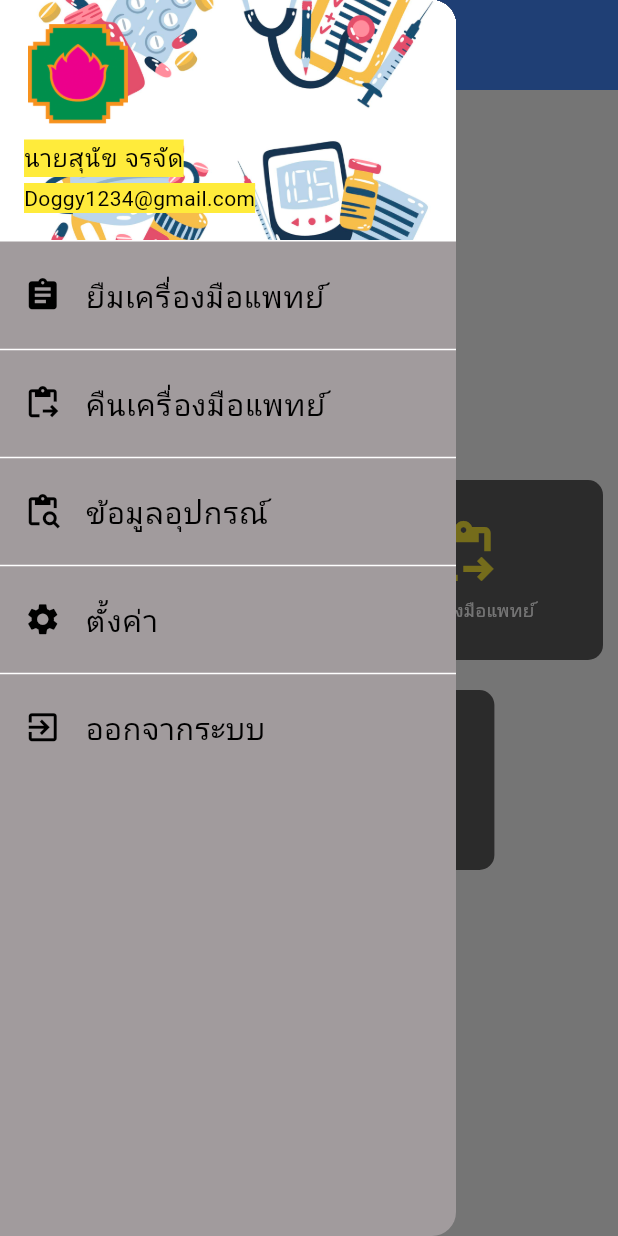
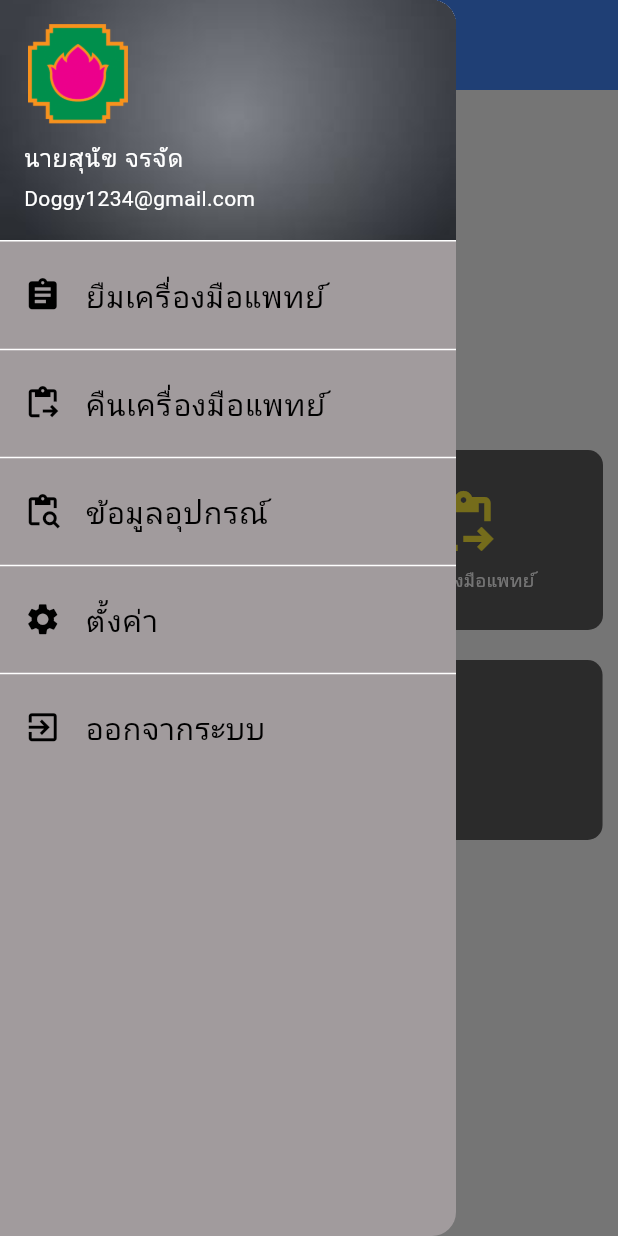
Before and after one commit to thawatchai28063/medicaltoolv2, a Flutter app: the HomePage screen opened by its route, with the side drawer open, on a phone screen of 412 x 824 dp. Run offline on Flutter 3.47's test engine with Material 2 defaults, Android fonts, the light colour scheme and no system bars; our stand-ins replace get, lottie, quickalert; missing offline and left inert: simple_barcode_scanner; network calls fail.

Commit message:
Your commit message

```diff
--- a/lib/main.dart
+++ b/lib/main.dart
@@ -2,7 +2,7 @@ import 'package:flutter/material.dart';
 import 'package:get/get.dart';
 import 'package:medicaltoolv2/screens/detail_page.dart';
 import 'package:medicaltoolv2/screens/product_detail.dart';
-import 'package:medicaltoolv2/screens/testval.dart';
+
 import 'screens/borrowmedicaltool.dart';
 import 'screens/detail_pagev2.dart';
 import 'screens/home.dart';
--- a/lib/screens/detail_pagev2.dart
+++ b/lib/screens/detail_pagev2.dart
@@ -157,7 +157,7 @@ class _Detailv2State extends State<Detailv2> {
                                   Container(
                                     alignment: Alignment.center,
                                     child: Image.network(
-                                      'https://media.oknation.net/uploads/201311/26/671313687.jpg', // เปลี่ยนเป็น URL ของรูปภาพที่ต้องการแสดง
+                                      'https://itp1.itopfile.com/ImageServer/4126d2c0cf8328a2/0/0/terumoLM835z-z834018553741.webp', // เปลี่ยนเป็น URL ของรูปภาพที่ต้องการแสดง
                                       // productlist.listproduct[0].imageUrl,
                                       width: MediaQuery.of(context).size.width *
                                           0.8, // ปรับความกว้างของรูปภาพ
--- a/lib/screens/home.dart
+++ b/lib/screens/home.dart
@@ -51,7 +51,7 @@ class _HomePageState extends State<HomePage> {
             SizedBox(height: 50),
             Container(
               width: 180,
-              height: 180,
+              height: 140,
               decoration: BoxDecoration(
                 color: Color.fromARGB(255, 94, 93, 94),
                 borderRadius: BorderRadius.circular(10), // ขอบมน
@@ -59,14 +59,14 @@ class _HomePageState extends State<HomePage> {
               child: ClipRRect(
                 borderRadius: BorderRadius.circular(10), // ขอบมน
                 child: Image.asset(
-                  'assets/images/Doctor1.jpg',
+                  'assets/images/termomiter1.JPG',
                   width: 180,
-                  height: 180,
-                  fit: BoxFit.cover,
+                  height: 140,
+                  fit: BoxFit.fill,
                 ),
               ),
             ),
-            SizedBox(height: 20),
+            SizedBox(height: 40),
             Row(
               mainAxisAlignment: MainAxisAlignment.center,
               children: [
@@ -159,7 +159,7 @@ class _HomePageState extends State<HomePage> {
               },
               child: Container(
                 height: 120,
-                width: MediaQuery.of(context).size.width * 0.6,
+                width: MediaQuery.of(context).size.width * 0.95,
                 margin: EdgeInsets.all(10), // ระยะห่างรอบๆ Container
                 decoration: BoxDecoration(
                   color: Color.fromARGB(255, 94, 93, 94),
--- a/lib/screens/setting.dart
+++ b/lib/screens/setting.dart
@@ -1,4 +1,3 @@
-import 'package:flutter/foundation.dart';
 import 'package:flutter/material.dart';
 import 'package:flutter/widgets.dart';
 
--- a/lib/screens/side_menu.dart
+++ b/lib/screens/side_menu.dart
@@ -2,7 +2,6 @@ import 'package:flutter/material.dart';
 import 'package:medicaltoolv2/screens/setting.dart';
 
 import 'borrowmedicaltool.dart';
-import 'detail_page.dart';
 import 'detail_pagev2.dart';
 import 'login.dart';
 import 'returnmedicaltool.dart';
@@ -21,35 +20,36 @@ class _SideMenuState extends State<SideMenu> {
       backgroundColor: Color.fromARGB(255, 161, 155, 157),
       child: ListView(
         children: [
-          UserAccountsDrawerHeader(
-            accountName: Container(
-              color: Colors.yellow, // กำหนดสีพื้นหลังเป็นสีขาว
-              child: Text(
-                'นายสุนัข จรจัด',
-                style: TextStyle(color: Colors.black),
+          Container(
+            child: UserAccountsDrawerHeader(
+              currentAccountPicture: CircleAvatar(
+                child: Image.asset(
+                  "assets/images/Logo3.png", // ตำแหน่งของรูปภาพในทรัพยากร
+                  fit: BoxFit.cover,
+                ),
+                backgroundColor: Colors.transparent, // เปลี่ยนเป็นสีโปร่งใส
               ),
-            ),
-            accountEmail: Container(
-              color: Colors.yellow, // กำหนดสีพื้นหลังเป็นสีขาว
-              child: Text(
-                'Doggy1234@gmail.com',
-                style: TextStyle(color: Colors.black),
+              accountName: Container(
+                child: Text(
+                  'นายสุนัข จรจัด',
+                  style: TextStyle(color: Colors.white),
+                ),
               ),
-            ),
-            decoration: BoxDecoration(
-              image: DecorationImage(
-                image: AssetImage(
-                  "assets/images/tool.jpg", // ตำแหน่งของรูปภาพในทรัพยากร
+              accountEmail: Container(
+                // color: Colors.white, // กำหนดสีพื้นหลังเป็นสีขาว
+                child: Text(
+                  'Doggy1234@gmail.com',
+                  style: TextStyle(color: Colors.white),
                 ),
-                fit: BoxFit.cover,
               ),
-            ),
-            currentAccountPicture: CircleAvatar(
-              child: Image.asset(
-                "assets/images/Logo3.png", // ตำแหน่งของรูปภาพในทรัพยากร
-                fit: BoxFit.cover,
+              decoration: BoxDecoration(
+                image: DecorationImage(
+                  image: AssetImage(
+                    "assets/images/img11.jpg", // ตำแหน่งของรูปภาพในทรัพยากร
+                  ),
+                  fit: BoxFit.cover,
+                ),
               ),
-              backgroundColor: Colors.transparent, // เปลี่ยนเป็นสีโปร่งใส
             ),
           ),
           ListTile(
```
Also changed, not shown: assets/images/img11.jpg (added), assets/images/termomiter.JPG (added), assets/images/termomiter1.JPG (added).
